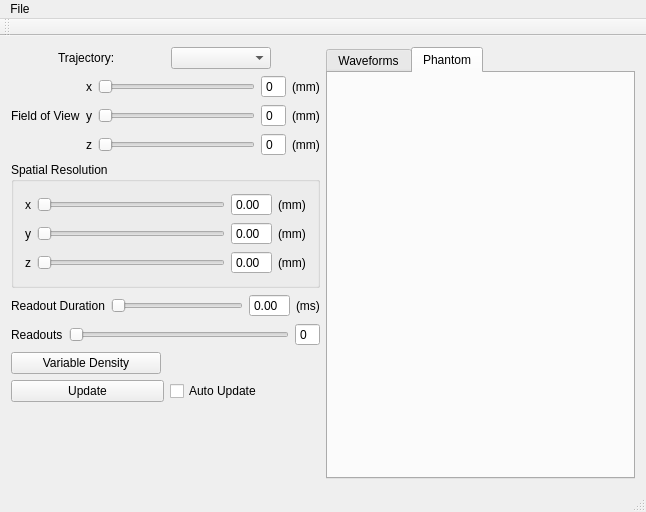
Before: the Qt Designer form python/cmri/designer/trajectory/mainwindow.ui in nio1814/MRItrajectory, drawn with Qt 5.
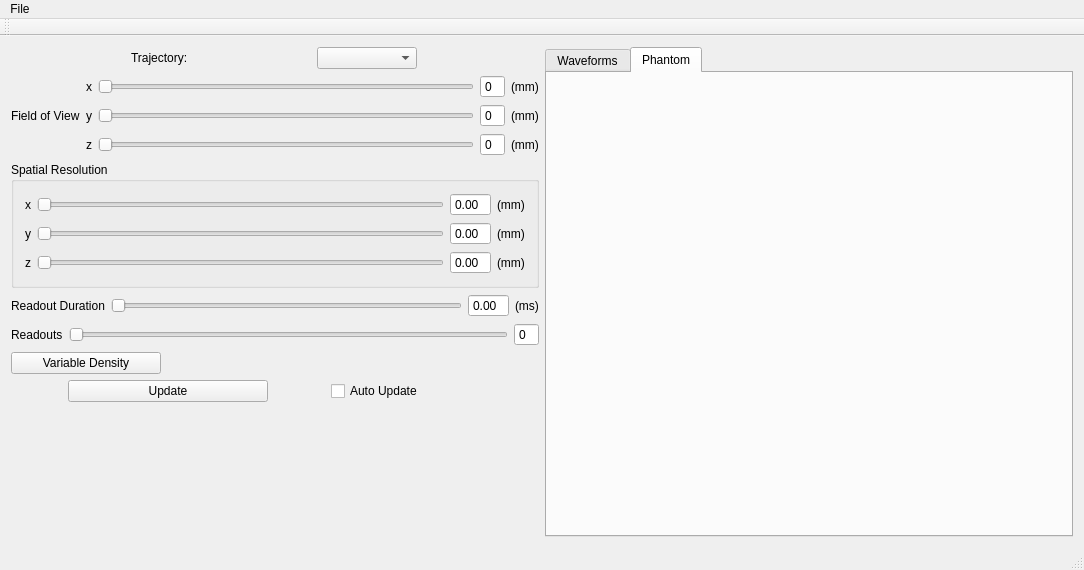
After: the same form once the commit is applied.

What changed in the file:
```diff
--- a/python/cmri/designer/trajectory/mainwindow.ui
+++ b/python/cmri/designer/trajectory/mainwindow.ui
@@ -6,8 +6,8 @@
    <rect>
     <x>0</x>
     <y>0</y>
-    <width>646</width>
-    <height>512</height>
+    <width>1084</width>
+    <height>570</height>
    </rect>
   </property>
   <property name="windowTitle">
@@ -452,8 +452,8 @@
     <rect>
      <x>0</x>
      <y>0</y>
-     <width>646</width>
-     <height>23</height>
+     <width>1084</width>
+     <height>24</height>
     </rect>
    </property>
    <widget class="QMenu" name="menuFile">
```
